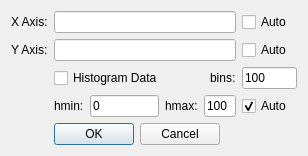
First picture: the form in src/interface/ui/line_plot_settings.ui, repository FXIhub/hummingbird, before the edit.
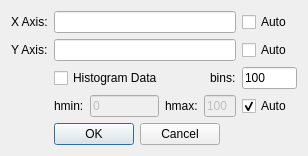
Second picture: the form after the edit.

Commit message: More features for the line plot histogram

The edit to the form file:
```diff
--- a/src/interface/ui/line_plot_settings.ui
+++ b/src/interface/ui/line_plot_settings.ui
@@ -78,6 +78,9 @@
    </item>
    <item row="3" column="2">
     <widget class="QLineEdit" name="histMin">
+     <property name="enabled">
+      <bool>false</bool>
+     </property>
      <property name="text">
       <string>0</string>
      </property>
@@ -112,6 +115,9 @@
    </item>
    <item row="3" column="4" colspan="3">
     <widget class="QLineEdit" name="histMax">
+     <property name="enabled">
+      <bool>false</bool>
+     </property>
      <property name="text">
       <string>100</string>
      </property>
```
Left out of the diff: 3 changed lines with no effect on the pictures. The commit also changes 1 other file.
